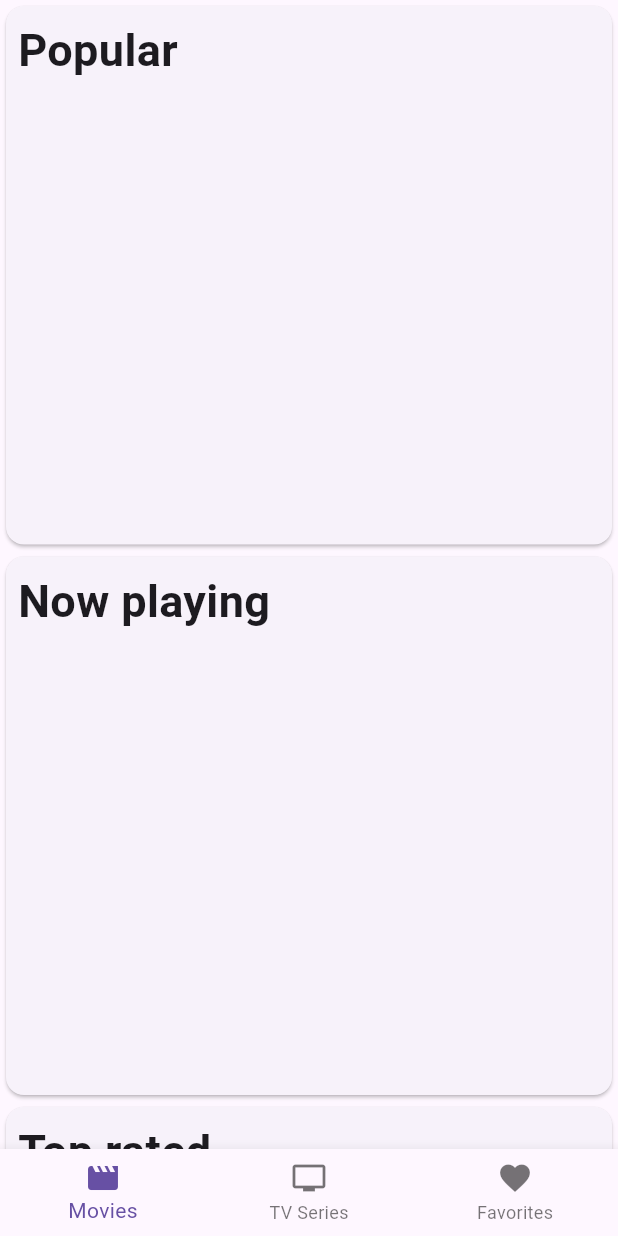
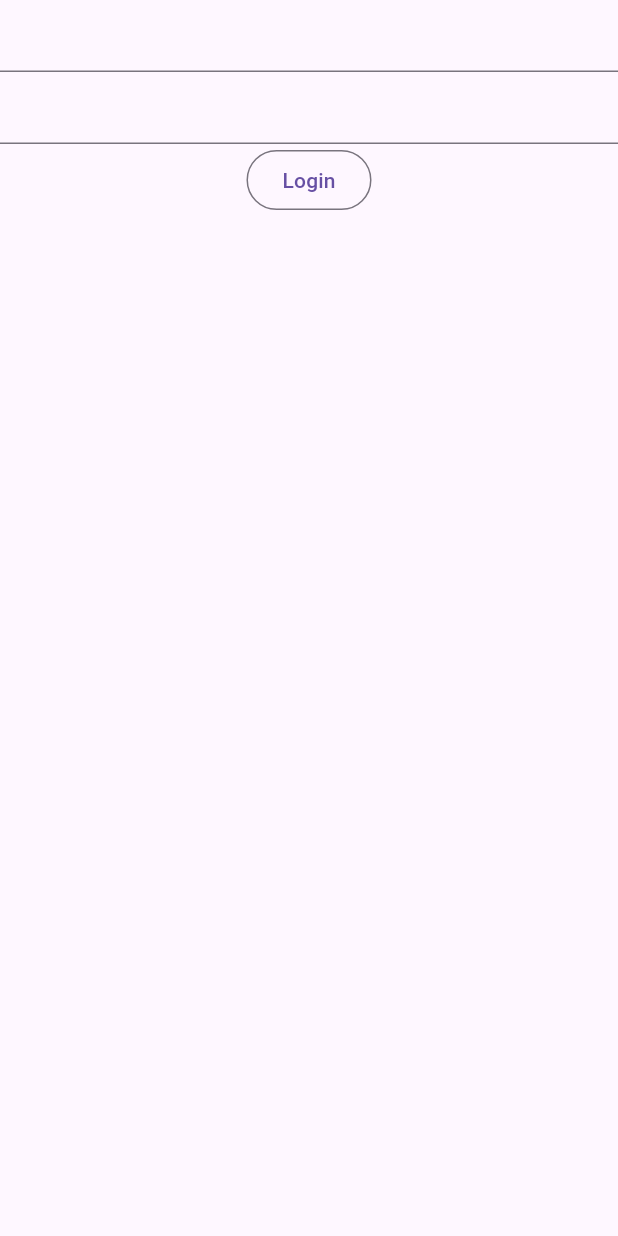
Before and after one commit to jmayta1984/upc-cc238-2402-sw65-flutter-projects, a Flutter app: the screen it shows after launch, on a phone screen of 412 x 824 dp. Run offline on Flutter 3.47's test engine with Material 3 defaults, Android fonts, the phone set to English and light mode, and no system bars; our stand-ins replace flutter_bloc, infinite_scroll_pagination, sqflite; accounts and stored records are empty.

Commit message:
feat: login feature

```diff
--- a/movie_app/lib/core/app_constants.dart
+++ b/movie_app/lib/core/app_constants.dart
@@ -1,4 +1,5 @@
 class AppConstants {
+  static const String authBaseUrl = 'https://dummyjson.com/auth/login';
 
   static const String baseUrl = 'https://api.themoviedb.org/3';
 
@@ -15,4 +16,6 @@ class AppConstants {
 
   static const String imageBaseUrl = 'https://image.tmdb.org/t/p/w500';
 
+  static const int pageSize = 20;
+  static const int firstPageKey = 1;
 }
--- /dev/null
+++ b/movie_app/lib/features/auth/data/remote/login_request.dart
@@ -0,0 +1,13 @@
+class LoginRequest {
+  final String username;
+  final String password;
+
+  const LoginRequest({
+    required this.username,
+    required this.password,
+  });
+
+  Map<String, dynamic> toMap() {
+    return {'username': username, 'password': password};
+  }
+}
--- /dev/null
+++ b/movie_app/lib/features/auth/presentation/pages/login_dto.dart
@@ -0,0 +1,18 @@
+class LoginDto {
+  final int id;
+  final String firstName;
+  final String lastName;
+
+  const LoginDto({
+    required this.id,
+    required this.firstName,
+    required this.lastName,
+  });
+
+  factory LoginDto.fromJson(Map<String, dynamic> json) {
+    return LoginDto(
+        id: json['id'] ?? 0,
+        firstName: json['firstName'] ?? '',
+        lastName: json['lastName'] ?? '');
+  }
+}
--- /dev/null
+++ b/movie_app/lib/features/auth/presentation/pages/login_page.dart
@@ -0,0 +1,31 @@
+import 'package:flutter/material.dart';
+import 'package:movie_app/features/auth/data/remote/auth_service.dart';
+
+class LoginPage extends StatelessWidget {
+  LoginPage({super.key});
+
+  final TextEditingController _usernameController = TextEditingController();
+
+  final TextEditingController _passwordController = TextEditingController();
+  @override
+  Widget build(BuildContext context) {
+    return Scaffold(
+      body: SafeArea(
+        child: Column(
+          children: [
+            TextField(
+              controller: _usernameController,
+            ),
+            TextField(
+              controller: _passwordController,
+            ),
+            OutlinedButton(onPressed: () {
+              AuthService().login(_usernameController.text, _passwordController.text);
+
+            }, child: const Text('Login'))
+          ],
+        ),
+      ),
+    );
+  }
+}
--- a/movie_app/lib/features/movies/data/repository/movie_repository.dart
+++ b/movie_app/lib/features/movies/data/repository/movie_repository.dart
@@ -1,3 +1,4 @@
+import 'package:movie_app/core/resouce.dart';
 import 'package:movie_app/features/movies/data/remote/movie_dto.dart';
 import 'package:movie_app/features/movies/data/remote/movie_service.dart';
 import 'package:movie_app/features/movies/domain/movie.dart';
@@ -7,8 +8,9 @@ class MovieRepository {
   final MovieService movieService;
 
   Future<List<Movie>> getMovies(String path, int page) async {
-    List<MovieDto> moviesDto = await movieService.getMovies(path, page);
+     final Resource<List<MovieDto>> resource= await movieService.getMovies(path, page);
 
-    return moviesDto.map((movieDto) => movieDto.toMovie()).toList();
+    //return moviesDto.map((movieDto) => movieDto.toMovie()).toList();
+    return [];
   }
 }
--- a/movie_app/lib/features/movies/presentation/widgets/movie_list.dart
+++ b/movie_app/lib/features/movies/presentation/widgets/movie_list.dart
@@ -1,4 +1,6 @@
 import 'package:flutter/material.dart';
+import 'package:infinite_scroll_pagination/infinite_scroll_pagination.dart';
+import 'package:movie_app/core/app_constants.dart';
 import 'package:movie_app/features/movies/data/remote/movie_service.dart';
 import 'package:movie_app/features/movies/data/repository/movie_repository.dart';
 import 'package:movie_app/features/movies/domain/movie.dart';
@@ -13,29 +15,37 @@ class MovieList extends StatefulWidget {
 }
 
 class _MovieListState extends State<MovieList> {
-  List<Movie> _movies = [];
+  final PagingController<int, Movie> _pagingController =
+      PagingController(firstPageKey: AppConstants.firstPageKey);
 
-  Future<void> _loadData() async {
+  Future<void> _fetchPage(page) async {
     List<Movie> movies = await MovieRepository(movieService: MovieService())
-        .getMovies(widget.path, 1);
+        .getMovies(widget.path, page);
+    final bool isLastPage = movies.length < AppConstants.pageSize;
 
-    setState(() {
-      _movies = movies;
-    });
+    if (isLastPage) {
+      _pagingController.appendLastPage(movies);
+    } else {
+      _pagingController.appendPage(movies, page + 1);
+    }
   }
 
   @override
   void initState() {
-    _loadData();
+    _pagingController.addPageRequestListener((page) {
+      _fetchPage(page);
+    });
     super.initState();
   }
 
   @override
   Widget build(BuildContext context) {
-    return ListView.builder(
+    return PagedListView<int, Movie>(
+      pagingController: _pagingController,
       scrollDirection: Axis.horizontal,
-      itemCount: _movies.length,
-      itemBuilder: (context, index) => MovieListItem(movie: _movies[index]),
+      builderDelegate: PagedChildBuilderDelegate(
+        itemBuilder: (context, item, index) => MovieListItem(movie: item),
+      ),
     );
   }
 }
--- a/movie_app/lib/main.dart
+++ b/movie_app/lib/main.dart
@@ -1,5 +1,5 @@
 import 'package:flutter/material.dart';
-import 'package:movie_app/shared/presentation/pages/home_page.dart';
+import 'package:movie_app/features/auth/presentation/pages/login_page.dart';
 
 void main() {
   runApp(const MainApp());
@@ -10,8 +10,6 @@ class MainApp extends StatelessWidget {
 
   @override
   Widget build(BuildContext context) {
-    return const MaterialApp(
-      home:  HomePage()
-    );
+    return MaterialApp(home: LoginPage());
   }
 }
--- a/movie_app/pubspec.yaml
+++ b/movie_app/pubspec.yaml
@@ -10,6 +10,7 @@ dependencies:
   flutter:
     sdk: flutter
   http: ^1.2.2
+  infinite_scroll_pagination: ^4.0.0
 
 dev_dependencies:
   flutter_test:
```
Also changed, not shown: movie_app/lib/core/resouce.dart (added, +13 -0 lines), movie_app/lib/features/auth/data/remote/auth_service.dart (added, +23 -0 lines), movie_app/lib/features/movies/data/remote/movie_service.dart (+5 -4 lines), movie_app/pubspec.lock, 2 other files.
